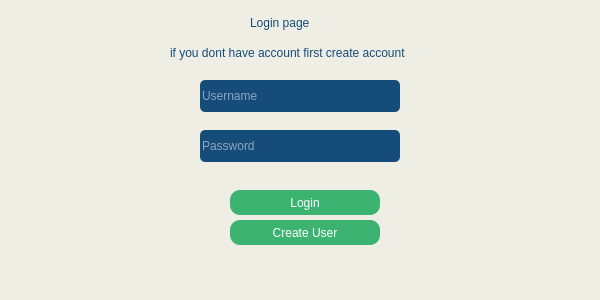
The window that front/Login.ui (sajadghandehari/Design-ejector-simulation-software) describes before a commit, drawn with Qt 5.
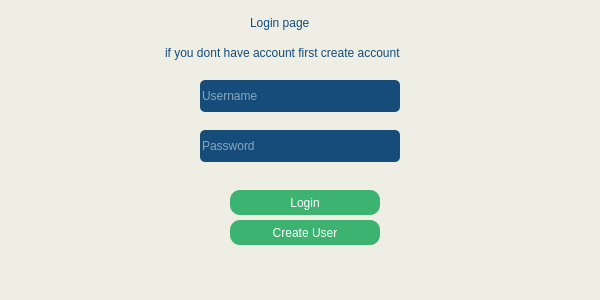
The same window after the commit.

What changed in the file:
```diff
--- a/front/Login.ui
+++ b/front/Login.ui
@@ -138,7 +138,7 @@
    <widget class="QLabel" name="label_2">
     <property name="geometry">
      <rect>
-      <x>170</x>
+      <x>165</x>
       <y>40</y>
       <width>271</width>
       <height>25</height>
```
